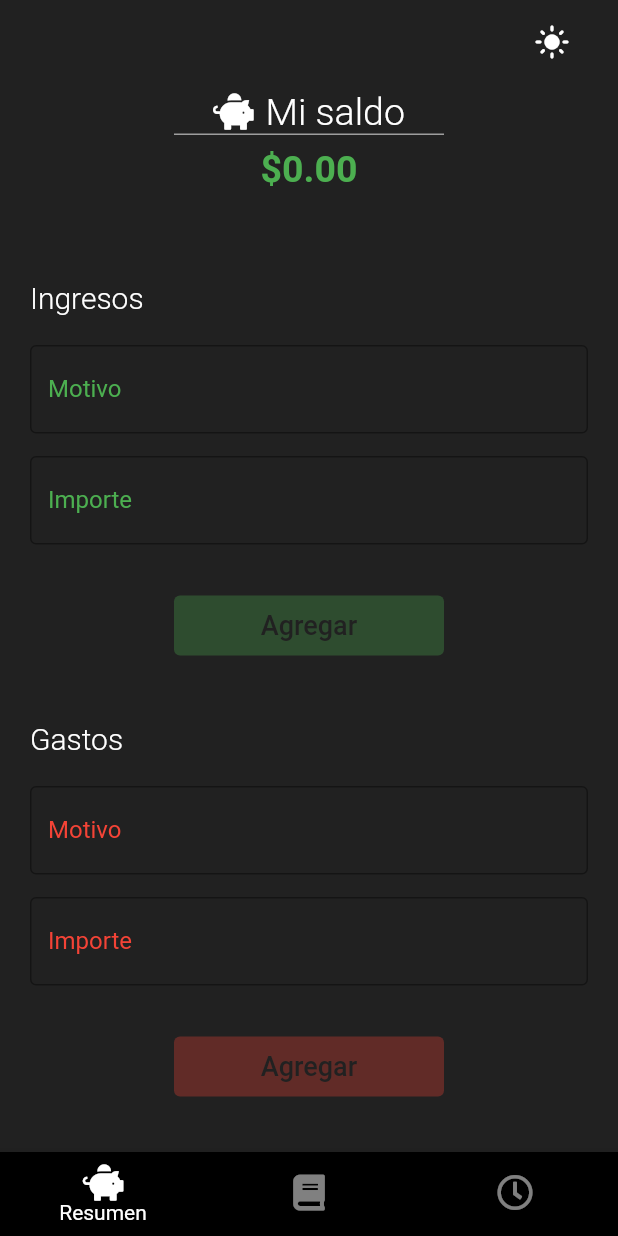
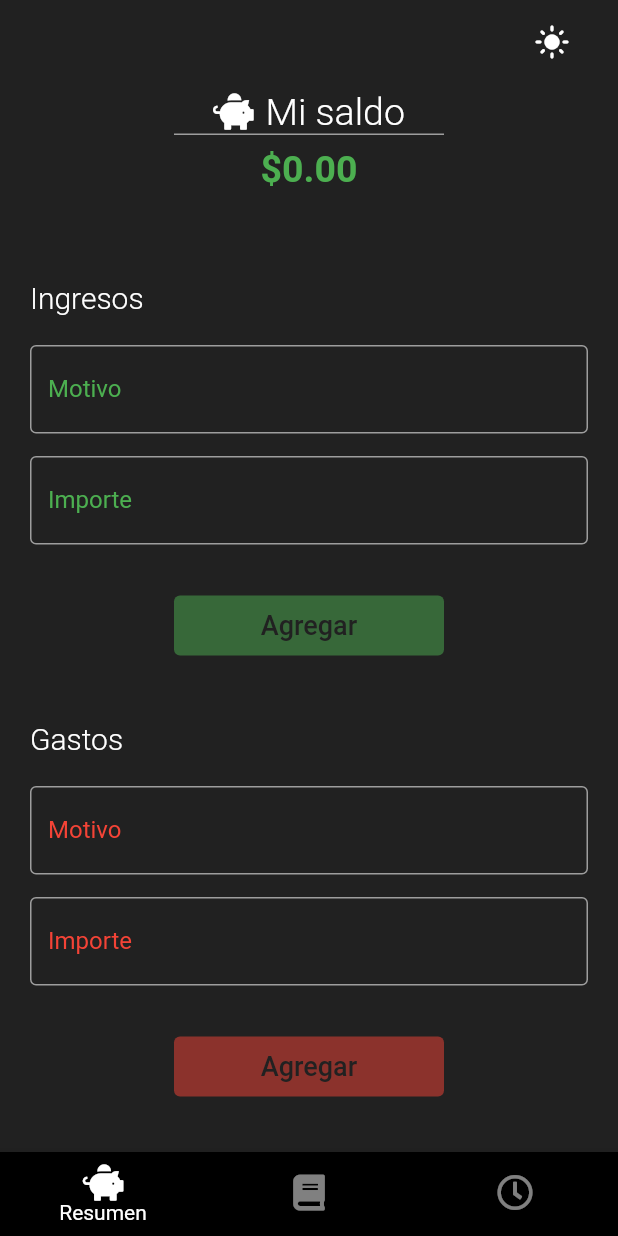
Before and after one commit to Sloot04/expenses_app, a Flutter app: the screen it shows after launch, after a tap on the "dark mode" icon, on a phone screen of 412 x 824 dp. Run offline on Flutter 3.47's test engine with Material 2 defaults, Android fonts, the phone set to English and light mode, and no system bars; our stand-ins replace animate_do, font_awesome_flutter, table_calendar.

Commit message:
saldo_page dark mode

```diff
--- a/lib/src/pages/saldo_page.dart
+++ b/lib/src/pages/saldo_page.dart
@@ -18,7 +18,11 @@ class _SaldoPageState extends State<SaldoPage> {
   Widget build(BuildContext context) {
     final currentsaldo = Provider.of<MovimientosModel>(context).saldo;
     final appTheme = Provider.of<ThemeChangerModel>(context);
-    final textStyle = TextStyle(fontSize: 20, fontWeight: FontWeight.w300, color: appTheme.isDark ? Colors.white : Colors.black,);
+    final textStyle = TextStyle(
+      fontSize: 20,
+      fontWeight: FontWeight.w300,
+      color: appTheme.isDark ? Colors.white : Colors.black,
+    );
 
     return Scaffold(
       backgroundColor: appTheme.isDark ? Colors.black87 : Colors.white,
@@ -55,6 +59,9 @@ class _SaldoPageState extends State<SaldoPage> {
                       esIngreso: true,
                       hintTextMotivo: "Motivo de su ingreso",
                       hintTextImporte: "Monto de su ingreso",
+                      colorHint:
+                          appTheme.isDark ? Colors.grey.shade500 : Colors.grey,
+                      opacity: appTheme.isDark ? 0.5 : 0.3,
                     ),
                     SizedBox(height: 20),
                     Padding(
@@ -66,6 +73,9 @@ class _SaldoPageState extends State<SaldoPage> {
                       color: Colors.red,
                       hintTextMotivo: "Motivo de su gasto",
                       hintTextImporte: "Monto de su gasto",
+                      colorHint:
+                          appTheme.isDark ? Colors.grey.shade500 : Colors.grey,
+                      opacity: appTheme.isDark ? 0.5 : 0.3,
                     ),
                   ],
                 ),
--- a/lib/src/widgets/formCustom.dart
+++ b/lib/src/widgets/formCustom.dart
@@ -6,15 +6,19 @@ import 'package:expenses_app/src/model/movimiento_model.dart';
 
 class FormCustom extends StatefulWidget {
   final Color color;
+  final Color colorHint;
   final String hintTextMotivo;
   final String hintTextImporte;
   final bool esIngreso;
+  final double opacity;
 
   const FormCustom({
     required this.color,
     required this.hintTextMotivo,
     required this.hintTextImporte,
     required this.esIngreso,
+    required this.colorHint,
+    required this.opacity,
   });
 
   @override
@@ -66,7 +70,7 @@ class _FormCustomState extends State<FormCustom> {
               style: ButtonStyle(
                 fixedSize: MaterialStateProperty.all(Size(180, 40)),
                 backgroundColor:
-                    MaterialStateProperty.all(widget.color.withOpacity(0.3)),
+                    MaterialStateProperty.all(widget.color.withOpacity(widget.opacity)),
                 overlayColor: MaterialStateProperty.all(widget.color),
                 shadowColor: MaterialStateProperty.all(Colors.transparent),
               ),
@@ -88,13 +92,14 @@ class _FormCustomState extends State<FormCustom> {
       keyboardType: type,
       controller: controller,
       decoration: InputDecoration(
-        border: OutlineInputBorder(),
-        focusedBorder: OutlineInputBorder(
-            borderSide: BorderSide(color: this.widget.color)),
-        labelText: labelText,
-        labelStyle: TextStyle(color: widget.color),
-        hintText: widget.hintTextMotivo,
-      ),
+          enabledBorder: OutlineInputBorder(
+              borderSide: BorderSide(color: widget.colorHint)),
+          focusedBorder: OutlineInputBorder(
+              borderSide: BorderSide(color: this.widget.color)),
+          labelText: labelText,
+          labelStyle: TextStyle(color: widget.color),
+          hintText: widget.hintTextMotivo,
+          hintStyle: TextStyle(color: widget.colorHint)),
     );
   }
 
```
